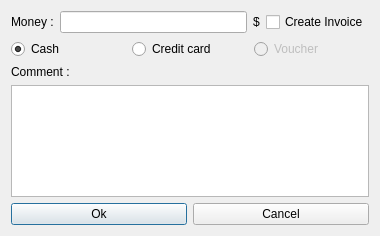
Old version of the form client/dlgcassaaction.ui in the repository tbikfalvi/Belenus.
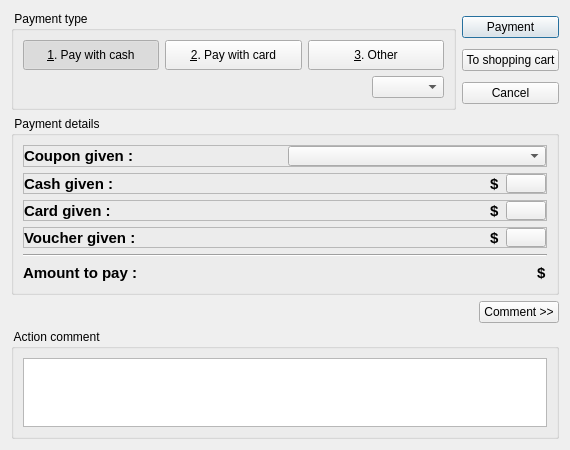
New version of the form.

Patch:
```diff
--- a/client/dlgcassaaction.ui
+++ b/client/dlgcassaaction.ui
@@ -6,126 +6,646 @@
    <rect>
     <x>0</x>
     <y>0</y>
-    <width>380</width>
-    <height>236</height>
+    <width>570</width>
+    <height>450</height>
    </rect>
   </property>
+  <property name="sizePolicy">
+   <sizepolicy hsizetype="Preferred" vsizetype="Minimum">
+    <horstretch>0</horstretch>
+    <verstretch>0</verstretch>
+   </sizepolicy>
+  </property>
+  <property name="minimumSize">
+   <size>
+    <width>570</width>
+    <height>450</height>
+   </size>
+  </property>
+  <property name="maximumSize">
+   <size>
+    <width>570</width>
+    <height>450</height>
+   </size>
+  </property>
   <property name="windowTitle">
    <string>Dialog</string>
   </property>
-  <layout class="QVBoxLayout" name="verticalLayout">
-   <item>
-    <layout class="QHBoxLayout" name="horizontalLayout">
-     <item>
-      <widget class="QLabel" name="lblMoney">
-       <property name="text">
-        <string>Money :</string>
-       </property>
-      </widget>
-     </item>
-     <item>
-      <widget class="QLineEdit" name="ledMoney">
-       <property name="text">
-        <string/>
-       </property>
-       <property name="alignment">
-        <set>Qt::AlignRight|Qt::AlignTrailing|Qt::AlignVCenter</set>
-       </property>
-      </widget>
-     </item>
-     <item>
-      <widget class="QLabel" name="lblCurrencyShort">
-       <property name="text">
-        <string>$</string>
-       </property>
-      </widget>
-     </item>
-     <item>
-      <widget class="QCheckBox" name="cbInvoice">
-       <property name="text">
-        <string>Create Invoice</string>
-       </property>
-      </widget>
-     </item>
-    </layout>
-   </item>
+  <layout class="QVBoxLayout" name="verticalLayout_7">
    <item>
     <layout class="QHBoxLayout" name="horizontalLayout_2">
      <item>
-      <widget class="QRadioButton" name="rbPayCash">
-       <property name="text">
-        <string>Cash</string>
+      <widget class="QGroupBox" name="gbPaymentType">
+       <property name="title">
+        <string> Payment type </string>
        </property>
-       <property name="checked">
-        <bool>true</bool>
-       </property>
+       <layout class="QVBoxLayout" name="verticalLayout_3">
+        <item>
+         <layout class="QHBoxLayout" name="horizontalLayout_6">
+          <item>
+           <widget class="QPushButton" name="pbPayCash">
+            <property name="minimumSize">
+             <size>
+              <width>0</width>
+              <height>30</height>
+             </size>
+            </property>
+            <property name="text">
+             <string>&amp;1. Pay with cash</string>
+            </property>
+            <property name="checkable">
+             <bool>true</bool>
+            </property>
+            <property name="checked">
+             <bool>true</bool>
+            </property>
+            <property name="autoDefault">
+             <bool>false</bool>
+            </property>
+           </widget>
+          </item>
+          <item>
+           <widget class="QPushButton" name="pbPayCard">
+            <property name="minimumSize">
+             <size>
+              <width>0</width>
+              <height>30</height>
+             </size>
+            </property>
+            <property name="text">
+             <string>&amp;2. Pay with card</string>
+            </property>
+            <property name="checkable">
+             <bool>true</bool>
+            </property>
+            <property name="autoDefault">
+             <bool>false</bool>
+            </property>
+           </widget>
+          </item>
+          <item>
+           <widget class="QPushButton" name="pbPayOther">
+            <property name="minimumSize">
+             <size>
+              <width>0</width>
+              <height>30</height>
+             </size>
+            </property>
+            <property name="text">
+             <string>&amp;3. Other</string>
+            </property>
+            <property name="checkable">
+             <bool>true</bool>
+            </property>
+            <property name="autoDefault">
+             <bool>false</bool>
+            </property>
+           </widget>
+          </item>
+         </layout>
+        </item>
+        <item>
+         <layout class="QHBoxLayout" name="horizontalLayout_8">
+          <item>
+           <spacer name="horizontalSpacer_3">
+            <property name="orientation">
+             <enum>Qt::Horizontal</enum>
+            </property>
+            <property name="sizeHint" stdset="0">
+             <size>
+              <width>40</width>
+              <height>20</height>
+             </size>
+            </property>
+           </spacer>
+          </item>
+          <item>
+           <widget class="QComboBox" name="cmbPaymentType"/>
+          </item>
+         </layout>
+        </item>
+       </layout>
       </widget>
      </item>
      <item>
-      <widget class="QRadioButton" name="rbCreditcard">
-       <property name="text">
-        <string>Credit card</string>
+      <layout class="QVBoxLayout" name="verticalLayout_4">
+       <item>
+        <widget class="QPushButton" name="pbOk">
+         <property name="text">
+          <string>Payment</string>
+         </property>
+         <property name="iconSize">
+          <size>
+           <width>20</width>
+           <height>20</height>
+          </size>
+         </property>
+         <property name="autoDefault">
+          <bool>true</bool>
+         </property>
+        </widget>
+       </item>
+       <item>
+        <widget class="QPushButton" name="pbShoppingCart">
+         <property name="text">
+          <string>To shopping cart</string>
+         </property>
+         <property name="iconSize">
+          <size>
+           <width>20</width>
+           <height>20</height>
+          </size>
+         </property>
+         <property name="autoDefault">
+          <bool>false</bool>
+         </property>
+        </widget>
+       </item>
+       <item>
+        <widget class="QPushButton" name="pbCancel">
+         <property name="text">
+          <string>Cancel</string>
+         </property>
+         <property name="iconSize">
+          <size>
+           <width>20</width>
+           <height>20</height>
+          </size>
+         </property>
+         <property name="autoDefault">
+          <bool>false</bool>
+         </property>
+        </widget>
+       </item>
+      </layout>
+     </item>
+    </layout>
+   </item>
+   <item>
+    <widget class="QGroupBox" name="gbMoneyAction">
+     <property name="title">
+      <string> Payment details </string>
+     </property>
+     <layout class="QVBoxLayout" name="verticalLayout_6">
+      <item>
+       <widget class="QFrame" name="frmCoupon">
+        <property name="frameShape">
+         <enum>QFrame::StyledPanel</enum>
+        </property>
+        <property name="frameShadow">
+         <enum>QFrame::Raised</enum>
+        </property>
+        <layout class="QHBoxLayout" name="horizontalLayout_10">
+         <property name="margin">
+          <number>0</number>
+         </property>
+         <item>
+          <widget class="QLabel" name="lblCouponGiven">
+           <property name="font">
+            <font>
+             <pointsize>11</pointsize>
+             <weight>75</weight>
+             <bold>true</bold>
+            </font>
+           </property>
+           <property name="text">
+            <string>Coupon given :</string>
+           </property>
+          </widget>
+         </item>
+         <item>
+          <widget class="QComboBox" name="cmbCoupon"/>
+         </item>
+        </layout>
+       </widget>
+      </item>
+      <item>
+       <widget class="QFrame" name="frmMoneyCash">
+        <property name="frameShape">
+         <enum>QFrame::StyledPanel</enum>
+        </property>
+        <property name="frameShadow">
+         <enum>QFrame::Raised</enum>
+        </property>
+        <layout class="QVBoxLayout" name="verticalLayout_2">
+         <property name="margin">
+          <number>0</number>
+         </property>
+         <item>
+          <layout class="QHBoxLayout" name="horizontalLayout_11">
+           <item>
+            <widget class="QLabel" name="lblCashGiven">
+             <property name="font">
+              <font>
+               <pointsize>11</pointsize>
+               <weight>75</weight>
+               <bold>true</bold>
+              </font>
+             </property>
+             <property name="text">
+              <string>Cash given :</string>
+             </property>
+            </widget>
+           </item>
+           <item>
+            <spacer name="horizontalSpacer_5">
+             <property name="orientation">
+              <enum>Qt::Horizontal</enum>
+             </property>
+             <property name="sizeHint" stdset="0">
+              <size>
+               <width>40</width>
+               <height>13</height>
+              </size>
+             </property>
+            </spacer>
+           </item>
+           <item>
+            <widget class="QLineEdit" name="ledCashGiven">
+             <property name="font">
+              <font>
+               <pointsize>11</pointsize>
+               <weight>75</weight>
+               <bold>true</bold>
+              </font>
+             </property>
+             <property name="layoutDirection">
+              <enum>Qt::RightToLeft</enum>
+             </property>
+             <property name="styleSheet">
+              <string notr="true">border: 0; background: transparent; color: rgb(0, 85, 0);</string>
+             </property>
+             <property name="alignment">
+              <set>Qt::AlignRight|Qt::AlignTrailing|Qt::AlignVCenter</set>
+             </property>
+            </widget>
+           </item>
+           <item>
+            <widget class="QLabel" name="lblCashCurrency">
+             <property name="font">
+              <font>
+               <pointsize>11</pointsize>
+               <weight>75</weight>
+               <bold>true</bold>
+              </font>
+             </property>
+             <property name="text">
+              <string>$</string>
+             </property>
+            </widget>
+           </item>
+           <item>
+            <widget class="QPushButton" name="pbCalculateCash">
+             <property name="text">
+              <string/>
+             </property>
+             <property name="iconSize">
+              <size>
+               <width>20</width>
+               <height>20</height>
+              </size>
+             </property>
+            </widget>
+           </item>
+          </layout>
+         </item>
+        </layout>
+       </widget>
+      </item>
+      <item>
+       <widget class="QFrame" name="frmMoneyCard">
+        <property name="frameShape">
+         <enum>QFrame::StyledPanel</enum>
+        </property>
+        <property name="frameShadow">
+         <enum>QFrame::Raised</enum>
+        </property>
+        <layout class="QVBoxLayout" name="verticalLayout_5">
+         <property name="margin">
+          <number>0</number>
+         </property>
+         <item>
+          <layout class="QHBoxLayout" name="horizontalLayout_12">
+           <item>
+            <widget class="QLabel" name="lblCardGiven">
+             <property name="font">
+              <font>
+               <pointsize>11</pointsize>
+               <weight>75</weight>
+               <bold>true</bold>
+              </font>
+             </property>
+             <property name="text">
+              <string>Card given :</string>
+             </property>
+            </widget>
+           </item>
+           <item>
+            <spacer name="horizontalSpacer_6">
+             <property name="orientation">
+              <enum>Qt::Horizontal</enum>
+             </property>
+             <property name="sizeHint" stdset="0">
+              <size>
+               <width>40</width>
+               <height>13</height>
+              </size>
+             </property>
+            </spacer>
+           </item>
+           <item>
+            <widget class="QLineEdit" name="ledCardGiven">
+             <property name="font">
+              <font>
+               <pointsize>11</pointsize>
+               <weight>75</weight>
+               <bold>true</bold>
+              </font>
+             </property>
+             <property name="layoutDirection">
+              <enum>Qt::RightToLeft</enum>
+             </property>
+             <property name="autoFillBackground">
+              <bool>false</bool>
+             </property>
+             <property name="styleSheet">
+              <string notr="true">border: 0; background: transparent; color: rgb(0, 85, 0);</string>
+             </property>
+             <property name="alignment">
+              <set>Qt::AlignRight|Qt::AlignTrailing|Qt::AlignVCenter</set>
+             </property>
+            </widget>
+           </item>
+           <item>
+            <widget class="QLabel" name="lblCardCurrency">
+             <property name="font">
+              <font>
+               <pointsize>11</pointsize>
+               <weight>75</weight>
+               <bold>true</bold>
+              </font>
+             </property>
+             <property name="text">
+              <string>$</string>
+             </property>
+            </widget>
+           </item>
+           <item>
+            <widget class="QPushButton" name="pbCalculateCard">
+             <property name="text">
+              <string/>
+             </property>
+             <property name="iconSize">
+              <size>
+               <width>20</width>
+               <height>20</height>
+              </size>
+             </property>
+            </widget>
+           </item>
+          </layout>
+         </item>
+        </layout>
+       </widget>
+      </item>
+      <item>
+       <widget class="QFrame" name="frmMoneyVoucher">
+        <property name="frameShape">
+         <enum>QFrame::StyledPanel</enum>
+        </property>
+        <property name="frameShadow">
+         <enum>QFrame::Raised</enum>
+        </property>
+        <layout class="QVBoxLayout" name="verticalLayout">
+         <property name="margin">
+          <number>0</number>
+         </property>
+         <item>
+          <layout class="QHBoxLayout" name="horizontalLayout_5">
+           <item>
+            <widget class="QLabel" name="lblVoucherGiven">
+             <property name="font">
+              <font>
+               <pointsize>11</pointsize>
+               <weight>75</weight>
+               <bold>true</bold>
+              </font>
+             </property>
+             <property name="text">
+              <string>Voucher given :</string>
+             </property>
+            </widget>
+           </item>
+           <item>
+            <spacer name="horizontalSpacer_2">
+             <property name="orientation">
+              <enum>Qt::Horizontal</enum>
+             </property>
+             <property name="sizeHint" stdset="0">
+              <size>
+               <width>40</width>
+               <height>13</height>
+              </size>
+             </property>
+            </spacer>
+           </item>
+           <item>
+            <widget class="QLineEdit" name="ledVoucherGiven">
+             <property name="font">
+              <font>
+               <pointsize>11</pointsize>
+               <weight>75</weight>
+               <bold>true</bold>
+              </font>
+             </property>
+             <property name="layoutDirection">
+              <enum>Qt::RightToLeft</enum>
+             </property>
+             <property name="autoFillBackground">
+              <bool>false</bool>
+             </property>
+             <property name="styleSheet">
+              <string notr="true">border: 0; background: transparent; color: rgb(0, 85, 0);</string>
+             </property>
+             <property name="alignment">
+              <set>Qt::AlignRight|Qt::AlignTrailing|Qt::AlignVCenter</set>
+             </property>
+            </widget>
+           </item>
+           <item>
+            <widget class="QLabel" name="lblVoucherCurrency">
+             <property name="font">
+              <font>
+               <pointsize>11</pointsize>
+               <weight>75</weight>
+               <bold>true</bold>
+              </font>
+             </property>
+             <property name="text">
+              <string>$</string>
+             </property>
+            </widget>
+           </item>
+           <item>
+            <widget class="QPushButton" name="pbCalculateVoucher">
+             <property name="text">
+              <string/>
+             </property>
+             <property name="iconSize">
+              <size>
+               <width>20</width>
+               <height>20</height>
+              </size>
+             </property>
+            </widget>
+           </item>
+          </layout>
+         </item>
+        </layout>
+       </widget>
+      </item>
+      <item>
+       <widget class="Line" name="line">
+        <property name="orientation">
+         <enum>Qt::Horizontal</enum>
+        </property>
+       </widget>
+      </item>
+      <item>
+       <layout class="QHBoxLayout" name="horizontalLayout_4">
+        <item>
+         <widget class="QLabel" name="lblMoneyToPay">
+          <property name="font">
+           <font>
+            <pointsize>11</pointsize>
+            <weight>75</weight>
+            <bold>true</bold>
+           </font>
+          </property>
+          <property name="text">
+           <string>Amount to pay :</string>
+          </property>
+         </widget>
+        </item>
+        <item>
+         <spacer name="horizontalSpacer">
+          <property name="orientation">
+           <enum>Qt::Horizontal</enum>
+          </property>
+          <property name="sizeHint" stdset="0">
+           <size>
+            <width>40</width>
+            <height>20</height>
+           </size>
+          </property>
+         </spacer>
+        </item>
+        <item>
+         <widget class="QLineEdit" name="ledAmountToPay">
+          <property name="font">
+           <font>
+            <pointsize>11</pointsize>
+            <weight>75</weight>
+            <bold>true</bold>
+           </font>
+          </property>
+          <property name="layoutDirection">
+           <enum>Qt::RightToLeft</enum>
+          </property>
+          <property name="autoFillBackground">
+           <bool>false</bool>
+          </property>
+          <property name="styleSheet">
+           <string notr="true">border: 0; background: transparent; color: rgb(0, 85, 0);</string>
+          </property>
+          <property name="alignment">
+           <set>Qt::AlignRight|Qt::AlignTrailing|Qt::AlignVCenter</set>
+          </property>
+         </widget>
+        </item>
+        <item>
+         <widget class="QLabel" name="lblCurrencyToPay">
+          <property name="font">
+           <font>
+            <pointsize>11</pointsize>
+            <weight>75</weight>
+            <bold>true</bold>
+           </font>
+          </property>
+          <property name="text">
+           <string>$</string>
+          </property>
+         </widget>
+        </item>
+       </layout>
+      </item>
+     </layout>
+    </widget>
+   </item>
+   <item>
+    <layout class="QHBoxLayout" name="horizontalLayout_7">
+     <item>
+      <spacer name="horizontalSpacer_4">
+       <property name="orientation">
+        <enum>Qt::Horizontal</enum>
        </property>
-      </widget>
+       <property name="sizeHint" stdset="0">
+        <size>
+         <width>40</width>
+         <height>20</height>
+        </size>
+       </property>
+      </spacer>
      </item>
      <item>
-      <widget class="QRadioButton" name="rbVoucher">
-       <property name="enabled">
+      <widget class="QPushButton" name="pbComment">
+       <property name="text">
+        <string>Comment &gt;&gt;</string>
+       </property>
+       <property name="iconSize">
+        <size>
+         <width>25</width>
+         <height>25</height>
+        </size>
+       </property>
+       <property name="autoDefault">
         <bool>false</bool>
        </property>
-       <property name="text">
-        <string>Voucher</string>
-       </property>
       </widget>
      </item>
     </layout>
    </item>
    <item>
-    <widget class="QLabel" name="lblComment">
-     <property name="text">
-      <string>Comment :</string>
+    <widget class="QGroupBox" name="gbComment">
+     <property name="minimumSize">
+      <size>
+       <width>0</width>
+       <height>110</height>
+      </size>
      </property>
+     <property name="maximumSize">
+      <size>
+       <width>16777215</width>
+       <height>110</height>
+      </size>
+     </property>
+     <property name="title">
+      <string> Action comment </string>
+     </property>
+     <layout class="QHBoxLayout" name="horizontalLayout_9">
+      <item>
+       <widget class="QTextEdit" name="teComment">
+        <property name="maximumSize">
+         <size>
+          <width>16777215</width>
+          <height>80</height>
+         </size>
+        </property>
+       </widget>
+      </item>
+     </layout>
     </widget>
    </item>
-   <item>
-    <widget class="QTextEdit" name="teComment"/>
-   </item>
-   <item>
-    <layout class="QHBoxLayout" name="horizontalLayout_3">
-     <item>
-      <widget class="QPushButton" name="pbOk">
-       <property name="text">
-        <string>Ok</string>
-       </property>
-       <property name="iconSize">
-        <size>
-         <width>20</width>
-         <height>20</height>
-        </size>
-       </property>
-       <property name="autoDefault">
-        <bool>true</bool>
-       </property>
-      </widget>
-     </item>
-     <item>
-      <widget class="QPushButton" name="pbCancel">
-       <property name="text">
-        <string>Cancel</string>
-       </property>
-       <property name="iconSize">
-        <size>
-         <width>20</width>
-         <height>20</height>
-        </size>
-       </property>
-       <property name="autoDefault">
-        <bool>true</bool>
-       </property>
-      </widget>
-     </item>
-    </layout>
-   </item>
   </layout>
  </widget>
  <tabstops>
```
Left out of the diff: 14 changed lines with no effect on the pictures.
